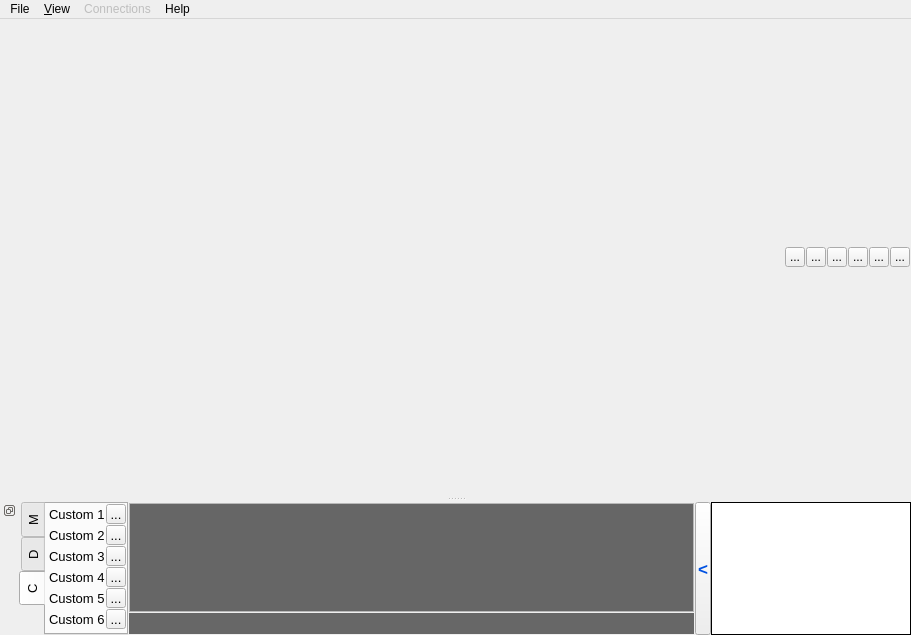
Old version of the form data/graphics/mainwindow.ui in the repository TUDelft-CNS-ATM/bluesky.
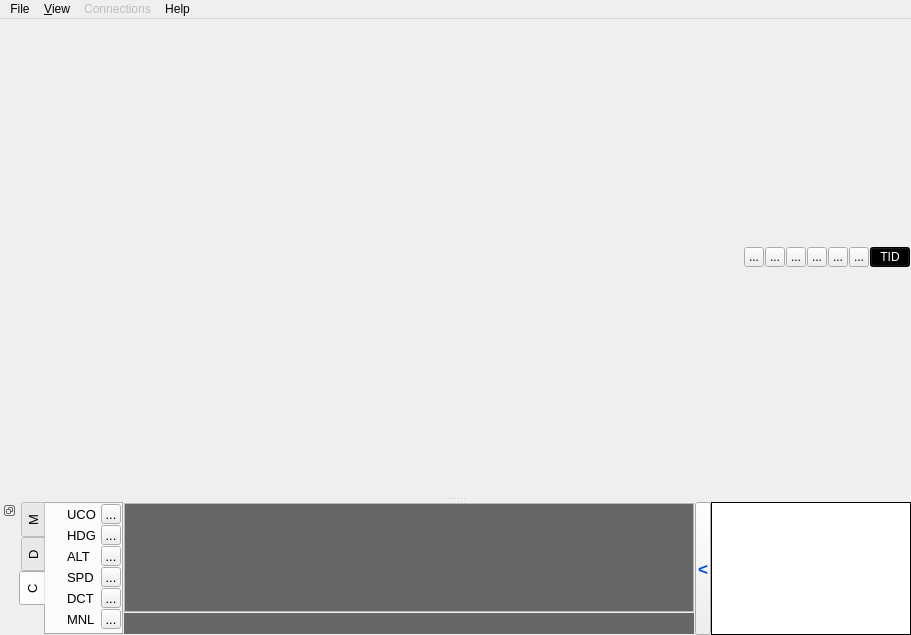
New version of the form. The open tabs and pages were chosen to show the change. Custom widgets are drawn as their Qt base class.

What changed in the file:
```diff
--- a/data/graphics/mainwindow.ui
+++ b/data/graphics/mainwindow.ui
@@ -172,6 +172,27 @@
         </property>
        </widget>
       </item>
+      <item>
+       <widget class="QToolButton" name="tid">
+        <property name="maximumSize">
+         <size>
+          <width>40</width>
+          <height>20</height>
+         </size>
+        </property>
+        <property name="focusPolicy">
+         <enum>Qt::NoFocus</enum>
+        </property>
+        <property name="styleSheet">
+         <string notr="true">color: rgb(255, 255, 255);
+background-color: rgb(0, 0, 0);
+</string>
+        </property>
+        <property name="text">
+         <string>TID</string>
+        </property>
+       </widget>
+      </item>
      </layout>
     </item>
    </layout>
@@ -672,7 +693,7 @@
             </font>
            </property>
            <property name="text">
-            <string>Custom 1</string>
+            <string>UCO </string>
            </property>
           </widget>
          </item>
@@ -700,7 +721,7 @@
             </font>
            </property>
            <property name="text">
-            <string>Custom 2</string>
+            <string>HDG</string>
            </property>
           </widget>
          </item>
@@ -728,7 +749,7 @@
             </font>
            </property>
            <property name="text">
-            <string>Custom 3</string>
+            <string>ALT</string>
            </property>
           </widget>
          </item>
@@ -756,7 +777,7 @@
             </font>
            </property>
            <property name="text">
-            <string>Custom 4</string>
+            <string>SPD</string>
            </property>
           </widget>
          </item>
@@ -784,7 +805,7 @@
             </font>
            </property>
            <property name="text">
-            <string>Custom 5</string>
+            <string>DCT</string>
            </property>
           </widget>
          </item>
@@ -812,7 +833,7 @@
             </font>
            </property>
            <property name="text">
-            <string>Custom 6</string>
+            <string>MNL</string>
            </property>
           </widget>
          </item>
```
Left out of the diff: 14 changed lines with no effect on the pictures.
